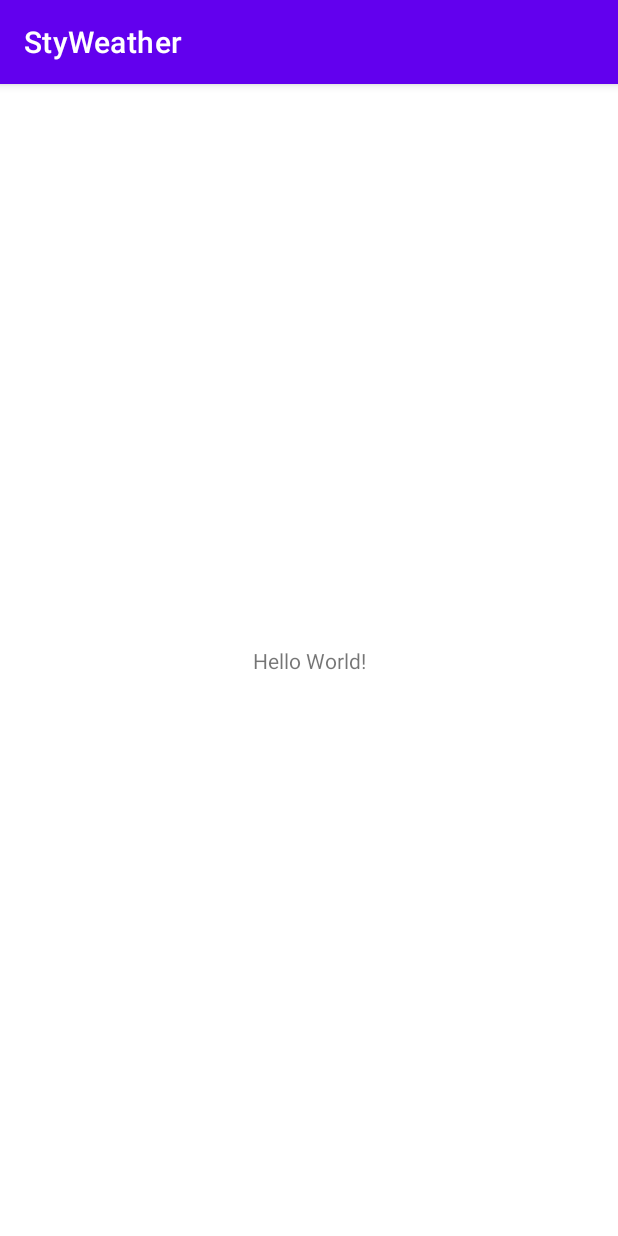
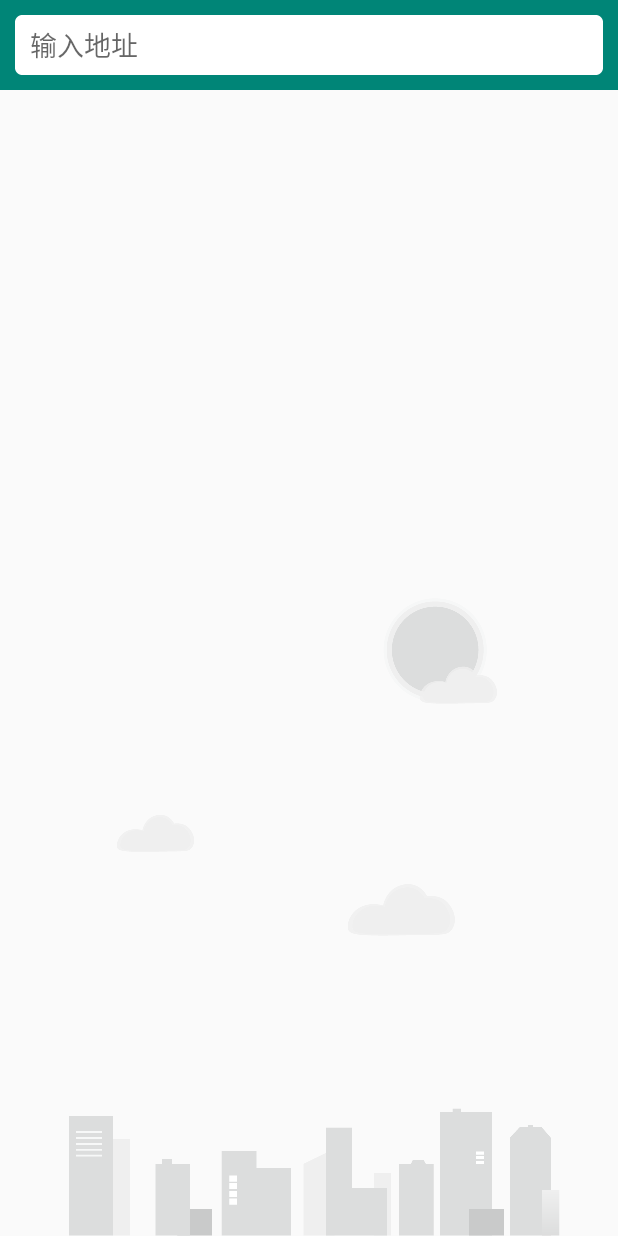
Before and after one commit to sty3306/styWeather, an Android app: the screen it shows after launch (MainActivity), on a phone screen of 412 x 824 dp. Run offline under Robolectric (Android 15) with nearby library versions, the phone set to English and light mode, and no system bars; 1 statement that could not run was skipped.

Commit message:
实现搜索全球城市数据功能

```diff
--- a/app/src/main/AndroidManifest.xml
+++ b/app/src/main/AndroidManifest.xml
@@ -2,6 +2,7 @@
 <manifest xmlns:android="http://schemas.android.com/apk/res/android"
     package="com.example.styweather">
 
+    <uses-permission android:name="android.permission.INTERNET"></uses-permission>
     <application
 
         android:name="com.SunnyWeatherApplication"
--- a/app/src/main/java/com/example/styweather/logic/model/PlaceResponse.kt
+++ b/app/src/main/java/com/example/styweather/logic/model/PlaceResponse.kt
@@ -5,6 +5,6 @@ import com.google.gson.annotations.SerializedName
 
 data class PlaceResponse (val status:String , val places:List<Place>)
 
-data class Place (val name:String , val location:Location, @SerializedName("formatted_address") val lat:String)
+data class Place (val name:String , val location:Location, @SerializedName("formatted_address") val address:String)
 
 data class Location (val lng:String ,val lat:String)
--- /dev/null
+++ b/app/src/main/java/com/example/styweather/ui/place/PlaceFragment.kt
@@ -0,0 +1,86 @@
+package com.example.styweather.ui.place
+
+import android.os.Bundle
+import android.text.TextWatcher
+import android.view.LayoutInflater
+import android.view.View
+import android.view.ViewGroup
+import android.widget.ImageView
+import android.widget.TextView
+import android.widget.Toast
+import androidx.core.widget.addTextChangedListener
+import androidx.fragment.app.Fragment
+import androidx.lifecycle.Observer
+import androidx.lifecycle.ViewModel
+import androidx.lifecycle.ViewModelProviders
+import androidx.recyclerview.widget.LinearLayoutManager
+import androidx.recyclerview.widget.RecyclerView
+import com.example.styweather.R
+import java.util.zip.Inflater
+
+class PlaceFragment : Fragment() {
+
+    val viewModel by lazy { ViewModelProviders.of(this).get(PlaceViewModel::class.java) }
+    private lateinit var adapter: PlaceAdapter
+
+    var recyclerView: RecyclerView? = null
+    var root: View? = null
+    var searchPlaceEdit: TextView? = null
+    var bgImageView: ImageView? = null
+    override fun onCreateView(
+        inflater: LayoutInflater,
+        container: ViewGroup?,
+        savedInstanceState: Bundle?
+    ): View? {
+
+        root = inflater.inflate(R.layout.fragment_place, container, false)
+        return root
+    }
+
+    override fun onActivityCreated(savedInstanceState: Bundle?) {
+        super.onActivityCreated(savedInstanceState)
+        val layoutManager = LinearLayoutManager(activity)
+        recyclerView = root?.findViewById(R.id.recyclerView)
+        searchPlaceEdit = root?.findViewById(R.id.searchPlaceEdit)
+        bgImageView = root?.findViewById(R.id.bgImageView)
+        recyclerView?.layoutManager = layoutManager
+        adapter = PlaceAdapter(this, viewModel.placeList)
+        recyclerView?.adapter = adapter
+        searchPlaceEdit?.addTextChangedListener {
+            val content = it.toString()
+            if (content.isNotEmpty()) {
+                viewModel.searchPlaces(content)
+            } else {
+                recyclerView?.visibility = View.GONE
+                bgImageView?.visibility = View.VISIBLE
+                viewModel.placeList.clear()
+                adapter.notifyDataSetChanged()
+
+
+            }
+        }
+
+
+        viewModel.placeLiveData.observe(this, Observer {
+
+            val places = it.getOrNull()
+            if (places != null) {
+                recyclerView?.visibility = View.VISIBLE
+                bgImageView?.visibility = View.GONE
+                viewModel.placeList.clear()
+                viewModel.placeList.addAll(places)
+                adapter.notifyDataSetChanged()
+            } else {
+                Toast.makeText(activity, "未查询到任何地点", Toast.LENGTH_SHORT).show()
+                it.exceptionOrNull()?.printStackTrace()
+
+
+            }
+
+
+        })
+
+
+    }
+
+}
--- /dev/null
+++ b/app/src/main/java/com/example/styweather/ui/place/PlaceViewModel.kt
@@ -0,0 +1,28 @@
+package com.example.styweather.ui.place
+
+import androidx.lifecycle.MutableLiveData
+import androidx.lifecycle.Transformations
+import androidx.lifecycle.ViewModel
+import com.example.styweather.logic.Repository
+import com.example.styweather.logic.model.Place
+import okhttp3.Response
+
+class PlaceViewModel : ViewModel (){
+
+    private val searchLiveData=MutableLiveData<String>()
+
+    val placeList =ArrayList<Place>()
+
+    val placeLiveData=Transformations.switchMap(searchLiveData){
+        Repository.searchPlaces(query = it)
+    }
+
+    fun searchPlaces(query:String){
+        searchLiveData.value=query
+    }
+
+
+
+
+
+}
--- a/app/src/main/res/layout/activity_main.xml
+++ b/app/src/main/res/layout/activity_main.xml
@@ -1,18 +1,18 @@
 <?xml version="1.0" encoding="utf-8"?>
-<androidx.constraintlayout.widget.ConstraintLayout xmlns:android="http://schemas.android.com/apk/res/android"
+<FrameLayout xmlns:android="http://schemas.android.com/apk/res/android"
     xmlns:app="http://schemas.android.com/apk/res-auto"
     xmlns:tools="http://schemas.android.com/tools"
     android:layout_width="match_parent"
     android:layout_height="match_parent"
     tools:context=".MainActivity">
 
-    <TextView
-        android:layout_width="wrap_content"
-        android:layout_height="wrap_content"
-        android:text="Hello World!"
-        app:layout_constraintBottom_toBottomOf="parent"
-        app:layout_constraintLeft_toLeftOf="parent"
-        app:layout_constraintRight_toRightOf="parent"
-        app:layout_constraintTop_toTopOf="parent" />
+    <fragment
 
-</androidx.constraintlayout.widget.ConstraintLayout>
+        android:id="@+id/placeFragment"
+        android:name="com.example.styweather.ui.place.PlaceFragment"
+        android:layout_width="match_parent"
+        android:layout_height="match_parent"
+
+        ></fragment>
+
+</FrameLayout>
--- /dev/null
+++ b/app/src/main/res/layout/fragment_place.xml
@@ -0,0 +1,40 @@
+<?xml version="1.0" encoding="utf-8"?>
+<RelativeLayout xmlns:android="http://schemas.android.com/apk/res/android"
+    android:layout_width="match_parent"
+    android:layout_height="match_parent"
+    android:background="?android:windowBackground">
+
+    <ImageView
+        android:id="@+id/bgImageView"
+        android:layout_width="match_parent"
+        android:layout_height="wrap_content"
+        android:layout_alignParentBottom="true"
+        android:src="@drawable/bg_place"/>
+
+    <FrameLayout
+        android:id="@+id/actionBarLayout"
+        android:layout_width="match_parent"
+        android:layout_height="60dp"
+        android:background="@color/colorPrimary">
+
+        <EditText
+            android:id="@+id/searchPlaceEdit"
+            android:layout_width="match_parent"
+            android:layout_height="40dp"
+            android:layout_gravity="center_vertical"
+            android:layout_marginStart="10dp"
+            android:layout_marginEnd="10dp"
+            android:paddingStart="10dp"
+            android:paddingEnd="10dp"
+            android:hint="@string/search_text"
+            android:background="@drawable/search_bg"/>
+    </FrameLayout>
+
+    <androidx.recyclerview.widget.RecyclerView
+        android:id="@+id/recyclerView"
+        android:layout_width="match_parent"
+        android:layout_height="match_parent"
+        android:layout_below="@id/actionBarLayout"
+        android:visibility="gone"/>
+
+</RelativeLayout>
--- a/app/src/main/res/values/colors.xml
+++ b/app/src/main/res/values/colors.xml
@@ -7,4 +7,7 @@
     <color name="teal_700">#FF018786</color>
     <color name="black">#FF000000</color>
     <color name="white">#FFFFFFFF</color>
+    <color name="colorPrimary">#008577</color>
+    <color name="colorPrimaryDark">#00574B</color>
+    <color name="colorAccent">#D81B60</color>
 </resources>
--- a/app/src/main/res/values/strings.xml
+++ b/app/src/main/res/values/strings.xml
@@ -1,3 +1,6 @@
 <resources>
     <string name="app_name">StyWeather</string>
+    <string name="search_text">输入地址</string>
+
+
 </resources>
--- a/app/src/main/res/values/themes.xml
+++ b/app/src/main/res/values/themes.xml
@@ -1,6 +1,6 @@
 <resources xmlns:tools="http://schemas.android.com/tools">
     <!-- Base application theme. -->
-    <style name="Theme.StyWeather" parent="Theme.MaterialComponents.DayNight.DarkActionBar">
+    <style name="Theme.StyWeather" parent="Theme.AppCompat.Light.NoActionBar">
         <!-- Primary brand color. -->
         <item name="colorPrimary">@color/purple_500</item>
         <item name="colorPrimaryVariant">@color/purple_700</item>
```
Also changed, not shown: app/src/main/java/com/example/styweather/logic/Repository.kt (added, +26 -0 lines), app/src/main/java/com/example/styweather/ui/place/PlaceAdapter.kt (added, +39 -0 lines), app/src/main/res/layout/place_item.xml (added, +34 -0 lines).
